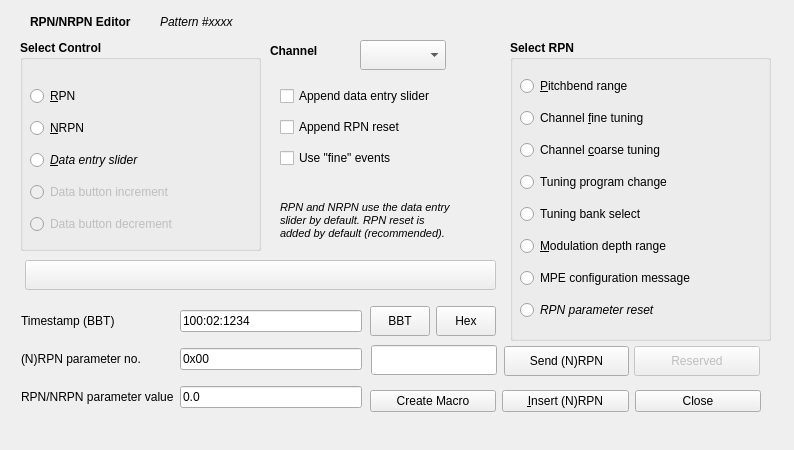
Qt form seq_qt5/src/gui/qrpnframe.ui (ahlstromcj/seq66) before a commit.
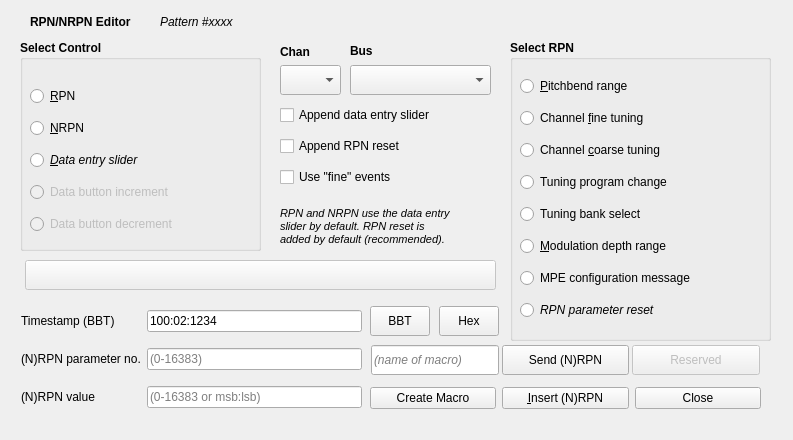
The same form after that commit.

Commit message: Added RPN button to event editor, buss drop-down for sending macros, update documentation and pix.

The edit to the form file:
```diff
--- a/seq_qt5/src/gui/qrpnframe.ui
+++ b/seq_qt5/src/gui/qrpnframe.ui
@@ -6,8 +6,8 @@
    <rect>
     <x>0</x>
     <y>0</y>
-    <width>794</width>
-    <height>450</height>
+    <width>793</width>
+    <height>440</height>
    </rect>
   </property>
   <property name="windowTitle">
@@ -240,9 +240,9 @@
   <widget class="QComboBox" name="combo_box_channel">
    <property name="geometry">
     <rect>
-     <x>360</x>
-     <y>40</y>
-     <width>86</width>
+     <x>280</x>
+     <y>65</y>
+     <width>61</width>
      <height>30</height>
     </rect>
    </property>
@@ -253,9 +253,9 @@
   <widget class="QLabel" name="label">
    <property name="geometry">
     <rect>
-     <x>270</x>
-     <y>40</y>
-     <width>71</width>
+     <x>280</x>
+     <y>41</y>
+     <width>61</width>
      <height>22</height>
     </rect>
    </property>
@@ -265,7 +265,7 @@
     </font>
    </property>
    <property name="text">
-    <string>Channel</string>
+    <string>Chan</string>
    </property>
   </widget>
   <widget class="QLineEdit" name="line_edit_rpn_macro_name">
@@ -273,7 +273,7 @@
     <rect>
      <x>371</x>
      <y>345</y>
-     <width>126</width>
+     <width>128</width>
      <height>30</height>
     </rect>
    </property>
@@ -292,6 +292,9 @@
    <property name="frame">
     <bool>true</bool>
    </property>
+   <property name="placeholderText">
+    <string>(name of macro)</string>
+   </property>
   </widget>
   <widget class="QWidget" name="layoutWidgetAppendRPNrest">
    <property name="geometry">
@@ -336,7 +339,7 @@
    <property name="geometry">
     <rect>
      <x>280</x>
-     <y>190</y>
+     <y>196</y>
      <width>211</width>
      <height>61</height>
     </rect>
@@ -407,14 +410,17 @@
     <item row="1" column="1">
      <widget class="QLineEdit" name="line_edit_nrpn_param_number">
       <property name="text">
-       <string>0x00</string>
+       <string/>
+      </property>
+      <property name="placeholderText">
+       <string>(0-16383)</string>
       </property>
      </widget>
     </item>
     <item row="2" column="0">
      <widget class="QLabel" name="label_3">
       <property name="text">
-       <string>RPN/NRPN parameter value</string>
+       <string>(N)RPN value</string>
       </property>
      </widget>
     </item>
@@ -428,7 +434,10 @@
 90 cents.</string>
       </property>
       <property name="text">
-       <string>0.0</string>
+       <string/>
+      </property>
+      <property name="placeholderText">
+       <string>(0-16383 or msb:lsb)</string>
       </property>
      </widget>
     </item>
@@ -438,7 +447,7 @@
    <property name="geometry">
     <rect>
      <x>370</x>
-     <y>383</y>
+     <y>380</y>
      <width>391</width>
      <height>36</height>
     </rect>
@@ -477,11 +486,11 @@
     </item>
    </layout>
   </widget>
-  <widget class="QWidget" name="layoutWidget">
+  <widget class="QWidget" name="layoutWidgetCheckBoxes">
    <property name="geometry">
     <rect>
      <x>280</x>
-     <y>81</y>
+     <y>100</y>
      <width>212</width>
      <height>95</height>
     </rect>
@@ -527,7 +536,7 @@
    <property name="geometry">
     <rect>
      <x>290</x>
-     <y>11</y>
+     <y>10</y>
      <width>491</width>
      <height>21</height>
     </rect>
@@ -555,7 +564,7 @@
   <widget class="QPushButton" name="button_hex">
    <property name="geometry">
     <rect>
-     <x>436</x>
+     <x>439</x>
      <y>306</y>
      <width>60</width>
      <height>30</height>
@@ -574,9 +583,9 @@
    </property>
    <property name="geometry">
     <rect>
-     <x>504</x>
-     <y>346</y>
-     <width>125</width>
+     <x>502</x>
+     <y>345</y>
+     <width>127</width>
      <height>30</height>
     </rect>
    </property>
@@ -590,9 +599,9 @@
    </property>
    <property name="geometry">
     <rect>
-     <x>634</x>
-     <y>346</y>
-     <width>126</width>
+     <x>632</x>
+     <y>345</y>
+     <width>128</width>
      <height>30</height>
     </rect>
    </property>
@@ -616,6 +625,40 @@
     <string/>
    </property>
   </widget>
+  <widget class="QLabel" name="label_buss">
+   <property name="geometry">
+    <rect>
+     <x>350</x>
+     <y>40</y>
+     <width>71</width>
+     <height>22</height>
+    </rect>
+   </property>
+   <property name="font">
+    <font>
+     <bold>true</bold>
+    </font>
+   </property>
+   <property name="text">
+    <string>Bus</string>
+   </property>
+  </widget>
+  <widget class="QComboBox" name="combo_box_buss">
+   <property name="geometry">
+    <rect>
+     <x>350</x>
+     <y>65</y>
+     <width>141</width>
+     <height>30</height>
+    </rect>
+   </property>
+   <property name="toolTip">
+    <string>Specifies the buss (MIDI port) to which the
+events will be sent. &quot;Ctrl Out&quot; is the MIDI
+Control Out port, but any existing output
+port can be used.</string>
+   </property>
+  </widget>
  </widget>
  <resources/>
  <connections/>
```
Left out of the diff: 18 changed lines with no effect on the pictures. The commit also changes 41 other files.
